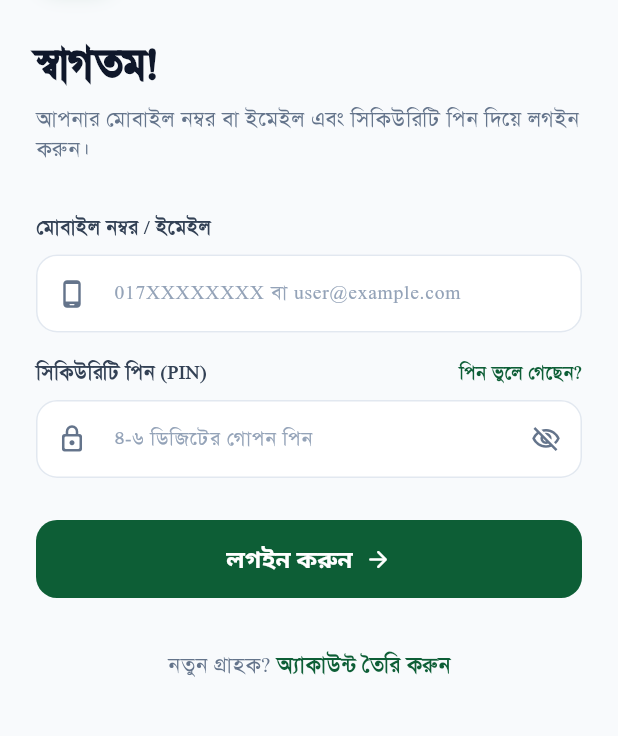
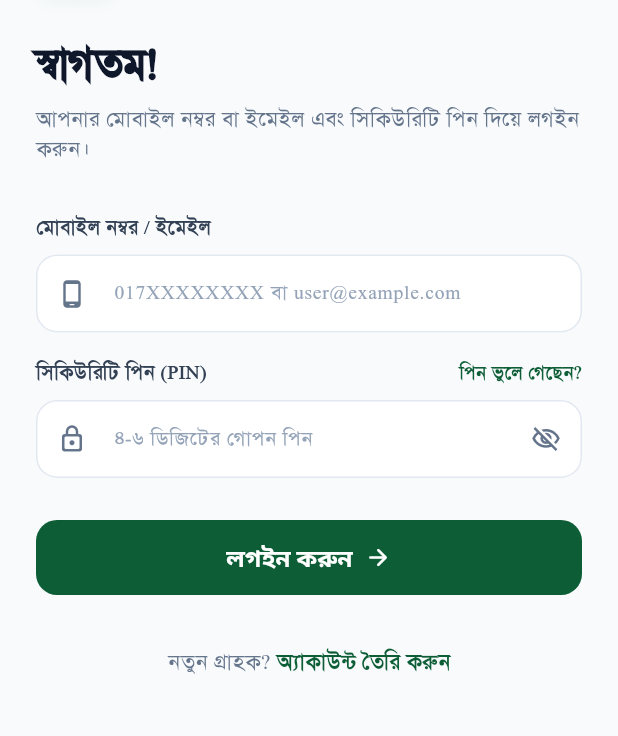
Before and after one commit to imamhossenbu/drive-offer-customer-app, a Flutter app: the screen it shows after launch, on a phone screen of 412 x 824 dp, the part 152-888 px from its top. Run offline on Flutter 3.47's test engine with Material 3 defaults, Android fonts, the phone set to English and light mode, and no system bars; our stand-ins replace audioplayers, image_picker, package_info_plus, shared_preferences; missing offline and left inert: ota_update.

Commit message:
feat: v1.0.9 — load all drive offers, uniform buttons, fix update check
- getDriveOffers walks every page so older offers no longer disappear
- Theme: Elevated/Outlined/Text buttons share a 50px min height;
  in-card compact buttons use 36px; removed ad-hoc vertical paddings
- Update check: strip split-APK ABI prefix from versionCode so the
  in-app update prompt actually fires

Co-Authored-By: Claude Opus 5.5 <noreply@anthropic.com>

```diff
--- a/lib/core/widgets/balance_card.dart
+++ b/lib/core/widgets/balance_card.dart
@@ -211,7 +211,7 @@ class BalanceCard extends StatelessWidget {
                         ),
                         style: ElevatedButton.styleFrom(
                           backgroundColor: Colors.white,
-                          padding: const EdgeInsets.symmetric(vertical: 10),
+                          padding: const EdgeInsets.symmetric(horizontal: 16),
                           shape: RoundedRectangleBorder(borderRadius: BorderRadius.circular(12)),
                           elevation: 0,
                         ),
@@ -238,7 +238,7 @@ class BalanceCard extends StatelessWidget {
                         ),
                         style: OutlinedButton.styleFrom(
                           side: BorderSide(color: Colors.white.withValues(alpha: 0.35), width: 1.2),
-                          padding: const EdgeInsets.symmetric(vertical: 10),
+                          padding: const EdgeInsets.symmetric(horizontal: 16),
                           shape: RoundedRectangleBorder(borderRadius: BorderRadius.circular(12)),
                         ),
                       ),
--- a/lib/features/auth/forgot_pin_screen.dart
+++ b/lib/features/auth/forgot_pin_screen.dart
@@ -402,7 +402,7 @@ class _ForgotPinScreenState extends State<ForgotPinScreen> {
           // Action Button with explicit White Text
           SizedBox(
             width: double.infinity,
-            height: 52,
+            height: 50,
             child: ElevatedButton(
               onPressed: _isLoading ? null : _handleSendEmail,
               style: ElevatedButton.styleFrom(
@@ -504,7 +504,7 @@ class _ForgotPinScreenState extends State<ForgotPinScreen> {
           // Action Button
           SizedBox(
             width: double.infinity,
-            height: 52,
+            height: 50,
             child: ElevatedButton(
               onPressed: _isLoading ? null : _handleVerifyCode,
               style: ElevatedButton.styleFrom(
@@ -642,7 +642,7 @@ class _ForgotPinScreenState extends State<ForgotPinScreen> {
           // Confirm Action Button
           SizedBox(
             width: double.infinity,
-            height: 52,
+            height: 50,
             child: ElevatedButton(
               onPressed: _isLoading ? null : _handleResetPin,
               style: ElevatedButton.styleFrom(
--- a/lib/features/auth/login_screen.dart
+++ b/lib/features/auth/login_screen.dart
@@ -284,7 +284,7 @@ class _LoginScreenState extends State<LoginScreen> {
               // Login Button
               SizedBox(
                 width: double.infinity,
-                height: 52,
+                height: 50,
                 child: ElevatedButton(
                   onPressed: _loading ? null : _handleLogin,
                   style: ElevatedButton.styleFrom(
--- a/lib/features/auth/otp_verification_screen.dart
+++ b/lib/features/auth/otp_verification_screen.dart
@@ -280,7 +280,7 @@ class _OtpVerificationScreenState extends State<OtpVerificationScreen> {
               // Verify Button
               SizedBox(
                 width: double.infinity,
-                height: 52,
+                height: 50,
                 child: ElevatedButton(
                   onPressed: _isLoading ? null : _handleVerify,
                   style: ElevatedButton.styleFrom(
--- a/lib/features/auth/registration_screen.dart
+++ b/lib/features/auth/registration_screen.dart
@@ -1227,7 +1227,7 @@ class _RegistrationScreenState extends State<RegistrationScreen> {
             OutlinedButton(
               onPressed: (_isLoading || _isScanning) ? null : _prevStep,
               style: OutlinedButton.styleFrom(
-                padding: const EdgeInsets.symmetric(horizontal: 20, vertical: 14),
+                padding: const EdgeInsets.symmetric(horizontal: 20),
                 shape: RoundedRectangleBorder(borderRadius: BorderRadius.circular(12)),
               ),
               child: Text(app.isBn ? 'পূর্ববর্তী' : 'Back'),
@@ -1250,7 +1250,7 @@ class _RegistrationScreenState extends State<RegistrationScreen> {
                 foregroundColor: Colors.white,
                 elevation: 3,
                 shadowColor: AppColors.primary.withOpacity(0.4),
-                padding: const EdgeInsets.symmetric(vertical: 14),
+                padding: const EdgeInsets.symmetric(horizontal: 16),
                 shape: RoundedRectangleBorder(borderRadius: BorderRadius.circular(12)),
               ),
               child: (_isLoading || _isScanning)
--- a/lib/features/offers/offer_detail_sheet.dart
+++ b/lib/features/offers/offer_detail_sheet.dart
@@ -195,7 +195,7 @@ class _OfferDetailSheetState extends State<OfferDetailSheet> {
                 style: ElevatedButton.styleFrom(
                   backgroundColor: AppColors.primary,
                   shape: RoundedRectangleBorder(borderRadius: BorderRadius.circular(12)),
-                  padding: const EdgeInsets.symmetric(vertical: 12),
+                  padding: const EdgeInsets.symmetric(horizontal: 16),
                 ),
                 child: const Text('ঠিক আছে', style: TextStyle(fontWeight: FontWeight.bold, color: Colors.white)),
               ),
@@ -477,7 +477,7 @@ class _OfferDetailSheetState extends State<OfferDetailSheet> {
               // Confirm Order Button
               SizedBox(
                 width: double.infinity,
-                height: 52,
+                height: 50,
                 child: ElevatedButton(
                   onPressed: _isLoading || !hasEnoughBalance ? null : _handleConfirmOrder,
                   style: ElevatedButton.styleFrom(
--- a/lib/main.dart
+++ b/lib/main.dart
@@ -74,7 +74,35 @@ class CustomerApp extends StatelessWidget {
                 color: Colors.white,
               ),
               elevation: 2,
-              padding: const EdgeInsets.symmetric(horizontal: 20, vertical: 14),
+              // All buttons share one height (50, as a minimum so long text grows instead of clipping) so rows of mixed
+              // buttons line up and every screen looks consistent. Small
+              // in-card buttons use a 36 height set locally.
+              minimumSize: const Size(64, 50),
+              padding: const EdgeInsets.symmetric(horizontal: 20),
+              tapTargetSize: MaterialTapTargetSize.shrinkWrap,
+              alignment: Alignment.center,
+              shape: RoundedRectangleBorder(
+                borderRadius: BorderRadius.circular(14),
+              ),
+            ),
+          ),
+          outlinedButtonTheme: OutlinedButtonThemeData(
+            style: OutlinedButton.styleFrom(
+              minimumSize: const Size(64, 50),
+              padding: const EdgeInsets.symmetric(horizontal: 20),
+              tapTargetSize: MaterialTapTargetSize.shrinkWrap,
+              alignment: Alignment.center,
+              shape: RoundedRectangleBorder(
+                borderRadius: BorderRadius.circular(14),
+              ),
+            ),
+          ),
+          textButtonTheme: TextButtonThemeData(
+            style: TextButton.styleFrom(
+              minimumSize: const Size(48, 50),
+              padding: const EdgeInsets.symmetric(horizontal: 16),
+              tapTargetSize: MaterialTapTargetSize.shrinkWrap,
+              alignment: Alignment.center,
               shape: RoundedRectangleBorder(
                 borderRadius: BorderRadius.circular(14),
               ),
--- a/pubspec.yaml
+++ b/pubspec.yaml
@@ -1,7 +1,7 @@
 name: drive_offer_customer_app
 description: "Alokito Telecom - Customer Mobile App (Drive Offers, Instant Recharge & Wallet)"
 publish_to: 'none'
-version: 1.0.8+9
+version: 1.0.9+10
 
 environment:
   sdk: ^3.11.4
```
Also changed, not shown: lib/core/api_service.dart (+23 -3 lines), lib/core/app_update_service.dart (+5 -3 lines), lib/features/wallet/add_money_screen.dart (+4 -3 lines).
